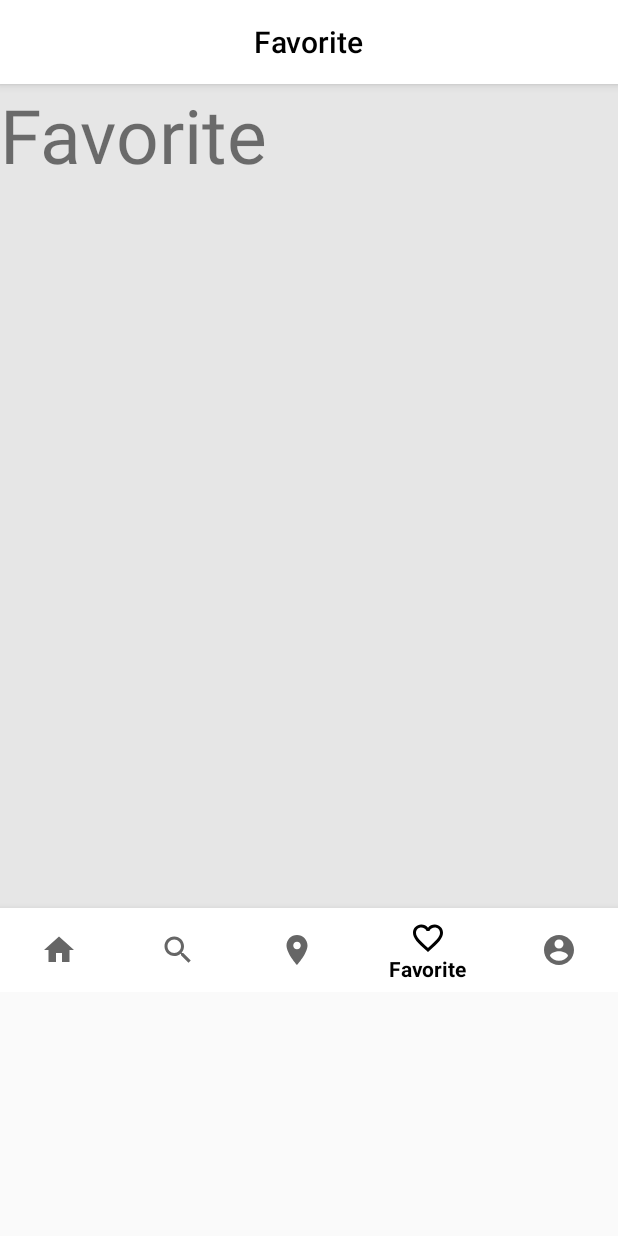
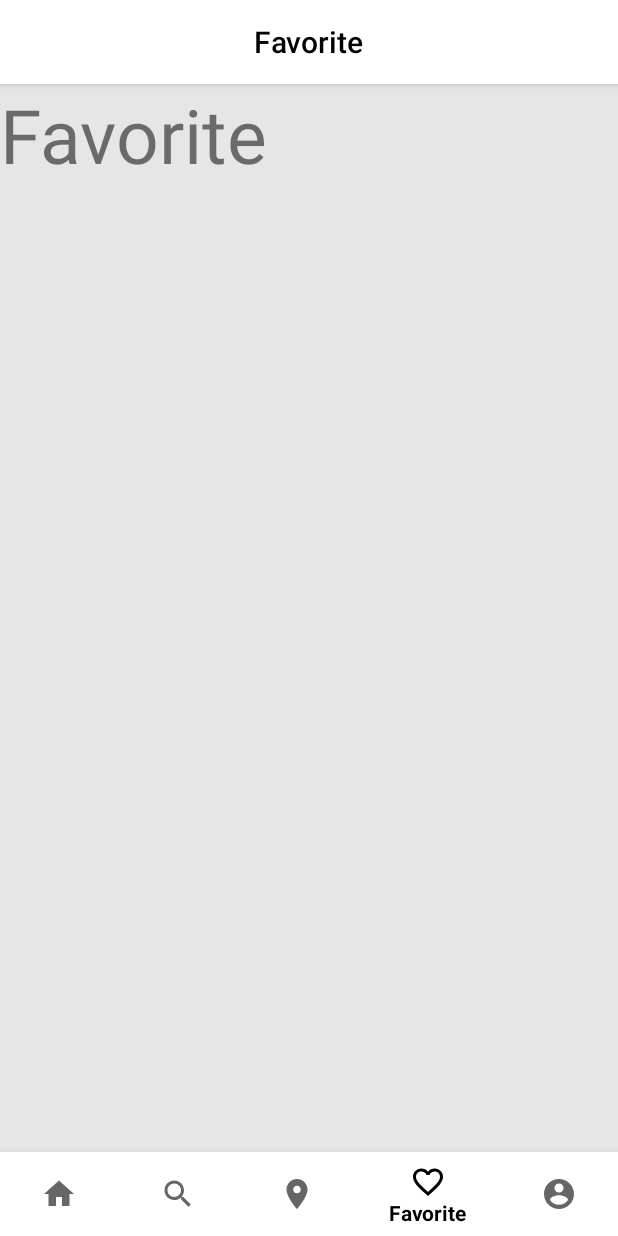
Before and after one commit to llsit/coffees, an Android app: the screen it shows after launch once a user with an empty profile is signed in (main), item 4 of the bottom bar chosen, on a phone screen of 412 x 824 dp. Run offline under Robolectric (Android 15) with nearby library versions, the phone set to English and light mode, and no system bars; our stand-ins replace Firebase (no records; nobody signed in at launch, a user with empty details on screens opened directly); libraries missing offline, so code that uses them is left out: com.facebook, com.facebook.login; 4 statements that could not run were skipped.

Commit message:
Fix invalid display on main and Fragment container (FrameLayout)

```diff
--- a/app/src/main/res/layout/activity_main.xml
+++ b/app/src/main/res/layout/activity_main.xml
@@ -10,14 +10,13 @@
     <FrameLayout
         android:id="@+id/Fragment"
         android:layout_width="match_parent"
-        android:layout_height="wrap_content"
-        android:layout_weight="1"
+        android:layout_height="match_parent"
         android:background="@color/colorGray">
 
         <LinearLayout
             android:id="@+id/layoutmain"
             android:layout_width="match_parent"
-            android:layout_height="661dp"
+            android:layout_height="match_parent"
             android:orientation="vertical"
             tools:layout_editor_absoluteY="-2dp"
             tools:ignore="UselessParent">
@@ -37,6 +36,7 @@
                     android:layout_height="wrap_content"
                     android:textColor="@color/colorPrimary"
                     style="@style/TextAppearance.AppCompat.Widget.ActionBar.Title"
+                    android:text="@string/app_name"
                     android:layout_gravity="center" />
             </android.support.v7.widget.Toolbar>
 
@@ -47,10 +47,7 @@
                 android:layout_height="0dp"
                 android:layout_weight="1"
                 android:background="@color/colorGray"
-                tools:layout="@layout/fragment_profile">
-
-            </FrameLayout>
-
+                tools:layout="@layout/fragment_profile"/>
 
             <android.support.design.widget.BottomNavigationView
                 xmlns:android="http://schemas.android.com/apk/res/android"
--- a/app/src/main/res/values/strings.xml
+++ b/app/src/main/res/values/strings.xml
@@ -1,5 +1,5 @@
 <resources>
-    <string name="app_name">FindingCoffee</string>
+    <string name="app_name">Finding Coffee</string>
     <string name="action_settings">Settings</string>
     <string name="title_activity_mainpage">Mainpage</string>
     <string name="title_home">Home</string>
```
